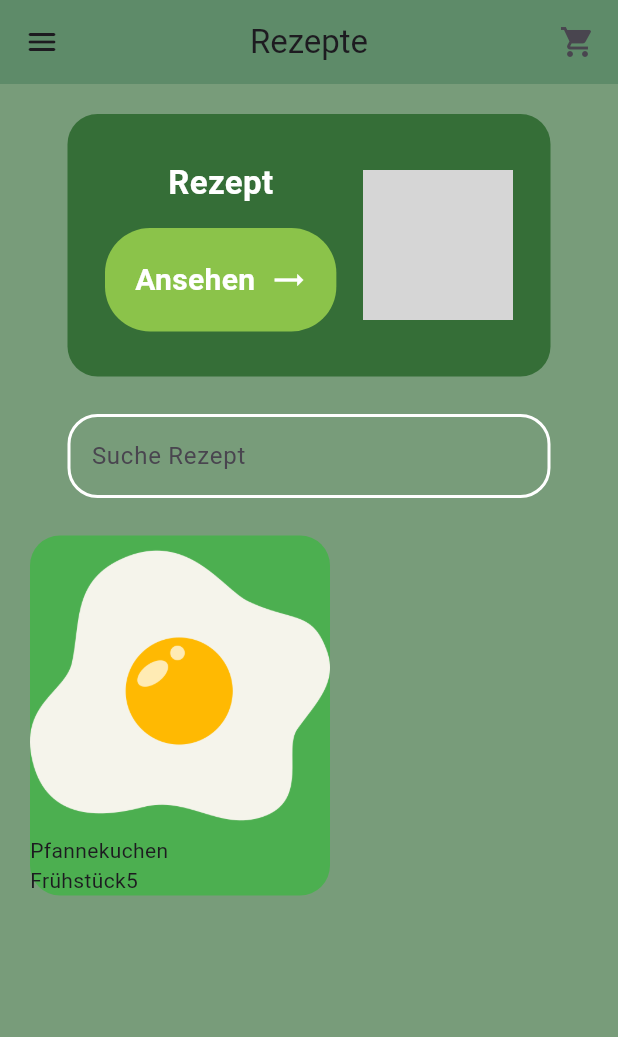
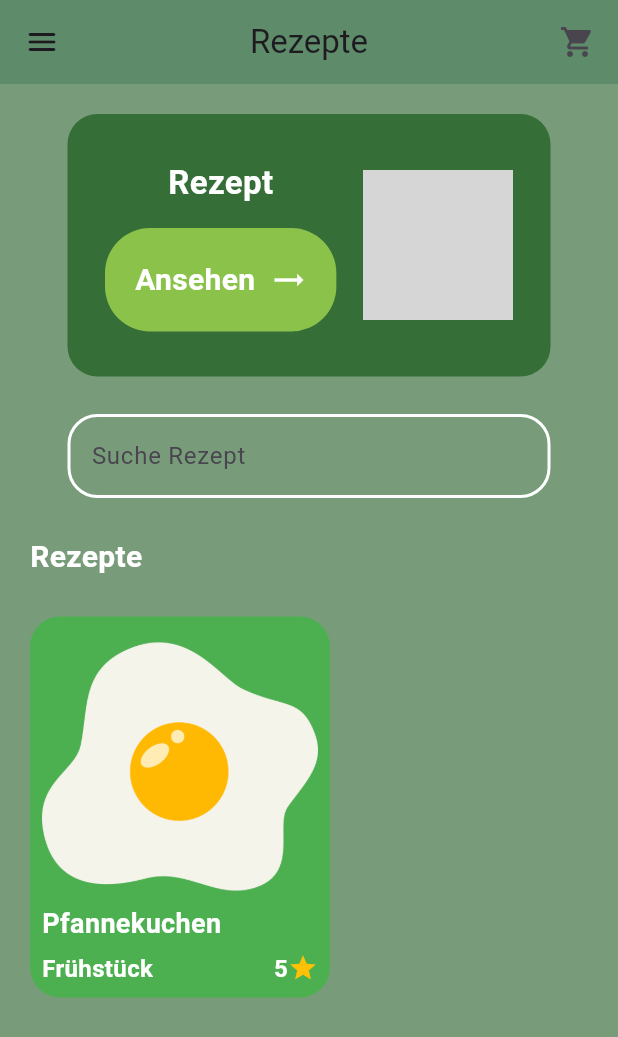
Before and after one commit to MelissaHartung/uebungsapp, a Flutter app: the MenuPage screen opened by its route, on a phone screen of 412 x 824 dp. Shown: the top 1037 px of the screen. Run offline on Flutter 3.47's test engine with Material 3 defaults, Android fonts, the light colour scheme and no system bars; grey boxes are pictures that could not be loaded.

Commit message:
style some text

```diff
--- a/lib/components/event-tile.dart
+++ b/lib/components/event-tile.dart
@@ -18,6 +18,7 @@ const EventTile({
   @override
   Widget build(BuildContext context) {
     return Container(
+      padding: EdgeInsets.all(8),
       width: 200,
       decoration: BoxDecoration(color: Colors.green, borderRadius: BorderRadius.circular(20)
       ),
@@ -25,11 +26,18 @@ const EventTile({
         crossAxisAlignment: CrossAxisAlignment.start,
         children: [
         Image.asset(imagePath),
-        Text(name),
+        Text(name, style: const TextStyle(fontSize: 18, fontWeight: FontWeight.bold, color: Colors.white) ,),
+        SizedBox(height: 5,),
         Row (
+          mainAxisAlignment:MainAxisAlignment.spaceBetween,
           children: [
-            Text(category),
-            Text(ranking),
+            Text(category, style: const TextStyle(fontSize: 16, fontWeight: FontWeight.bold, color: Colors.white) ,),
+            Row(
+              children: [
+                Text(ranking, style: TextStyle(fontSize: 16, fontWeight: FontWeight.bold, color: Colors.white),),
+                          Icon( Icons.star, color: Colors.amber, size: 20,),
+              ],
+            )
           ],
         )
 
--- a/lib/pages/menu_page.dart
+++ b/lib/pages/menu_page.dart
@@ -81,6 +81,8 @@ class MenuPage extends StatelessWidget {
              ),
           ),
           SizedBox(height: 25),
+          Text("Rezepte", style: TextStyle(fontSize: 20, fontWeight: FontWeight.bold, color: Colors.white),),
+          SizedBox(height: 25),
           EventTile(ranking: "5", name: "Pfannekuchen", category: "Frühstück", imagePath: "lib/images/spiegelei.png",
           )
           ],
```
